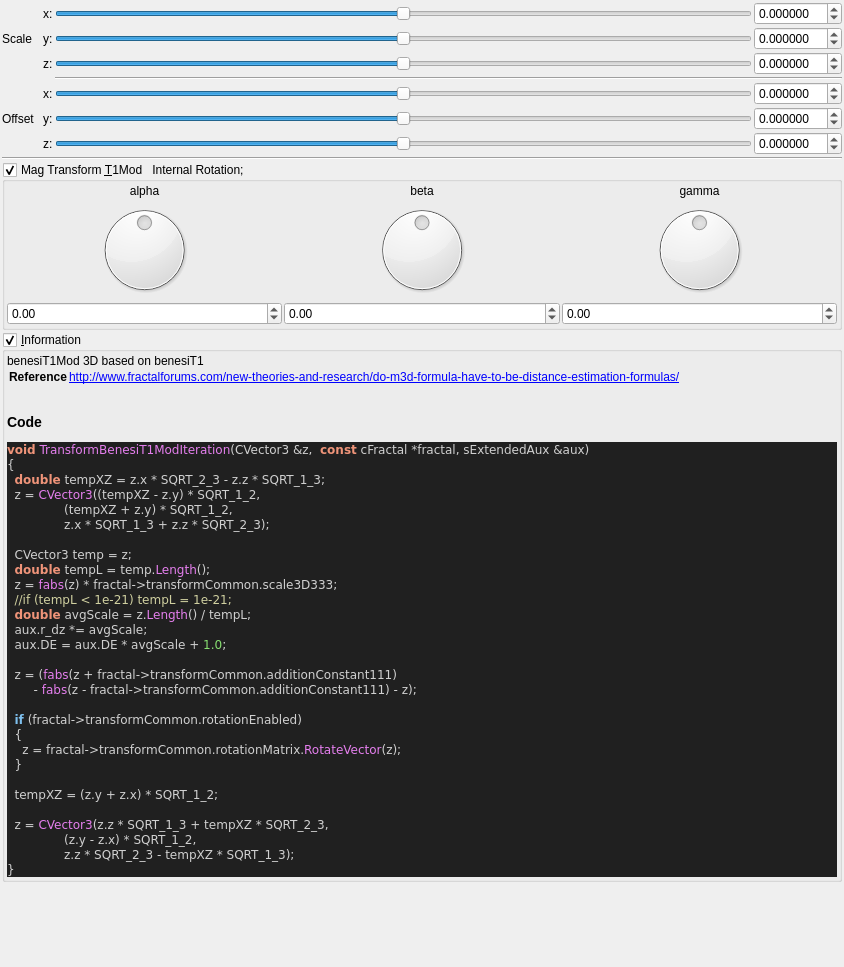
Above: mandelbulber2/qt_data/fractal_transf_benesi_T1Mod.ui from buddhi1980/mandelbulber2 before the change. Below: the same form after it.
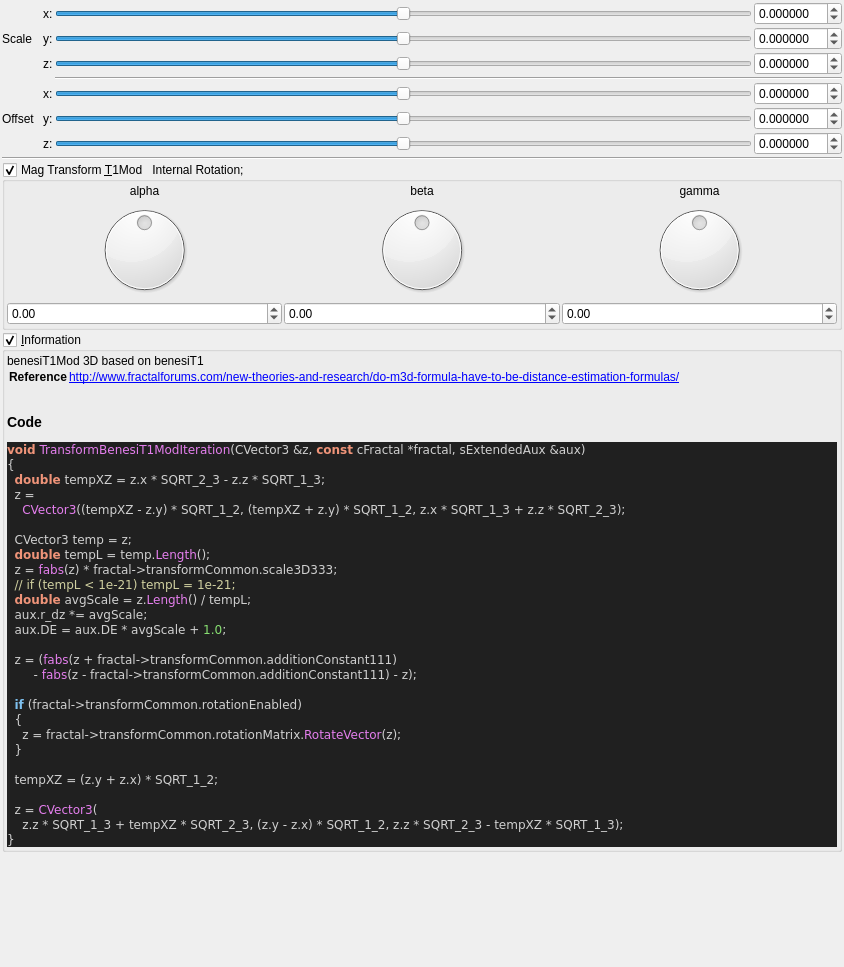
That is the form after the change. Custom widgets are drawn as their Qt base class.

Commit message:
source code format for fractal_formulas.cpp
- now complete code base is refactored!
- also regenerated ui files with populateUiInformation.php
- codeStyleCheck.php is now fully functional and can be used auto
refactor the code base (may be a little slow)

```diff
--- a/mandelbulber2/qt_data/fractal_transf_benesi_T1Mod.ui
+++ b/mandelbulber2/qt_data/fractal_transf_benesi_T1Mod.ui
@@ -657,17 +657,16 @@
 &lt;/table&gt;
 &lt;h3&gt;Code&lt;/h3&gt;
 &lt;body style=&quot;background-color:#202020&quot;&gt;
-&lt;pre style=&quot;color:#d0d0d0; background-color:#202020;  font-family:'Courier New',monospace;&quot;&gt;&lt;span style=&quot;color:#f09479; font-weight:bold&quot;&gt;void&lt;/span&gt; &lt;span style=&quot;color:#e47eed&quot;&gt;TransformBenesiT1ModIteration&lt;/span&gt;&lt;span style=&quot;color:#d0d0d0&quot;&gt;(&lt;/span&gt;CVector3 &lt;span style=&quot;color:#d0d0d0&quot;&gt;&amp;amp;&lt;/span&gt;z&lt;span style=&quot;color:#d0d0d0&quot;&gt;,&lt;/span&gt;  &lt;span style=&quot;color:#f09479; font-weight:bold&quot;&gt;const&lt;/span&gt; cFractal &lt;span style=&quot;color:#d0d0d0&quot;&gt;*&lt;/span&gt;fractal&lt;span style=&quot;color:#d0d0d0&quot;&gt;,&lt;/span&gt; sExtendedAux &lt;span style=&quot;color:#d0d0d0&quot;&gt;&amp;amp;&lt;/span&gt;aux&lt;span style=&quot;color:#d0d0d0&quot;&gt;)&lt;/span&gt;
+&lt;pre style=&quot;color:#d0d0d0; background-color:#202020;  font-family:'Courier New',monospace;&quot;&gt;&lt;span style=&quot;color:#f09479; font-weight:bold&quot;&gt;void&lt;/span&gt; &lt;span style=&quot;color:#e47eed&quot;&gt;TransformBenesiT1ModIteration&lt;/span&gt;&lt;span style=&quot;color:#d0d0d0&quot;&gt;(&lt;/span&gt;CVector3 &lt;span style=&quot;color:#d0d0d0&quot;&gt;&amp;amp;&lt;/span&gt;z&lt;span style=&quot;color:#d0d0d0&quot;&gt;,&lt;/span&gt; &lt;span style=&quot;color:#f09479; font-weight:bold&quot;&gt;const&lt;/span&gt; cFractal &lt;span style=&quot;color:#d0d0d0&quot;&gt;*&lt;/span&gt;fractal&lt;span style=&quot;color:#d0d0d0&quot;&gt;,&lt;/span&gt; sExtendedAux &lt;span style=&quot;color:#d0d0d0&quot;&gt;&amp;amp;&lt;/span&gt;aux&lt;span style=&quot;color:#d0d0d0&quot;&gt;)&lt;/span&gt;
 &lt;span style=&quot;color:#d0d0d0&quot;&gt;{&lt;/span&gt;
   &lt;span style=&quot;color:#f09479; font-weight:bold&quot;&gt;double&lt;/span&gt; tempXZ &lt;span style=&quot;color:#d0d0d0&quot;&gt;=&lt;/span&gt; z&lt;span style=&quot;color:#d0d0d0&quot;&gt;.&lt;/span&gt;x &lt;span style=&quot;color:#d0d0d0&quot;&gt;*&lt;/span&gt; SQRT_2_3 &lt;span style=&quot;color:#d0d0d0&quot;&gt;-&lt;/span&gt; z&lt;span style=&quot;color:#d0d0d0&quot;&gt;.&lt;/span&gt;z &lt;span style=&quot;color:#d0d0d0&quot;&gt;*&lt;/span&gt; SQRT_1_3&lt;span style=&quot;color:#d0d0d0&quot;&gt;;&lt;/span&gt;
-  z &lt;span style=&quot;color:#d0d0d0&quot;&gt;=&lt;/span&gt; &lt;span style=&quot;color:#e47eed&quot;&gt;CVector3&lt;/span&gt;&lt;span style=&quot;color:#d0d0d0&quot;&gt;((&lt;/span&gt;tempXZ &lt;span style=&quot;color:#d0d0d0&quot;&gt;-&lt;/span&gt; z&lt;span style=&quot;color:#d0d0d0&quot;&gt;.&lt;/span&gt;y&lt;span style=&quot;color:#d0d0d0&quot;&gt;) *&lt;/span&gt; SQRT_1_2&lt;span style=&quot;color:#d0d0d0&quot;&gt;,&lt;/span&gt;
-               &lt;span style=&quot;color:#d0d0d0&quot;&gt;(&lt;/span&gt;tempXZ &lt;span style=&quot;color:#d0d0d0&quot;&gt;+&lt;/span&gt; z&lt;span style=&quot;color:#d0d0d0&quot;&gt;.&lt;/span&gt;y&lt;span style=&quot;color:#d0d0d0&quot;&gt;) *&lt;/span&gt; SQRT_1_2&lt;span style=&quot;color:#d0d0d0&quot;&gt;,&lt;/span&gt;
-               z&lt;span style=&quot;color:#d0d0d0&quot;&gt;.&lt;/span&gt;x &lt;span style=&quot;color:#d0d0d0&quot;&gt;*&lt;/span&gt; SQRT_1_3 &lt;span style=&quot;color:#d0d0d0&quot;&gt;+&lt;/span&gt; z&lt;span style=&quot;color:#d0d0d0&quot;&gt;.&lt;/span&gt;z &lt;span style=&quot;color:#d0d0d0&quot;&gt;*&lt;/span&gt; SQRT_2_3&lt;span style=&quot;color:#d0d0d0&quot;&gt;);&lt;/span&gt;
+  z &lt;span style=&quot;color:#d0d0d0&quot;&gt;=&lt;/span&gt;
+    &lt;span style=&quot;color:#e47eed&quot;&gt;CVector3&lt;/span&gt;&lt;span style=&quot;color:#d0d0d0&quot;&gt;((&lt;/span&gt;tempXZ &lt;span style=&quot;color:#d0d0d0&quot;&gt;-&lt;/span&gt; z&lt;span style=&quot;color:#d0d0d0&quot;&gt;.&lt;/span&gt;y&lt;span style=&quot;color:#d0d0d0&quot;&gt;) *&lt;/span&gt; SQRT_1_2&lt;span style=&quot;color:#d0d0d0&quot;&gt;, (&lt;/span&gt;tempXZ &lt;span style=&quot;color:#d0d0d0&quot;&gt;+&lt;/span&gt; z&lt;span style=&quot;color:#d0d0d0&quot;&gt;.&lt;/span&gt;y&lt;span style=&quot;color:#d0d0d0&quot;&gt;) *&lt;/span&gt; SQRT_1_2&lt;span style=&quot;color:#d0d0d0&quot;&gt;,&lt;/span&gt; z&lt;span style=&quot;color:#d0d0d0&quot;&gt;.&lt;/span&gt;x &lt;span style=&quot;color:#d0d0d0&quot;&gt;*&lt;/span&gt; SQRT_1_3 &lt;span style=&quot;color:#d0d0d0&quot;&gt;+&lt;/span&gt; z&lt;span style=&quot;color:#d0d0d0&quot;&gt;.&lt;/span&gt;z &lt;span style=&quot;color:#d0d0d0&quot;&gt;*&lt;/span&gt; SQRT_2_3&lt;span style=&quot;color:#d0d0d0&quot;&gt;);&lt;/span&gt;
 
   CVector3 temp &lt;span style=&quot;color:#d0d0d0&quot;&gt;=&lt;/span&gt; z&lt;span style=&quot;color:#d0d0d0&quot;&gt;;&lt;/span&gt;
   &lt;span style=&quot;color:#f09479; font-weight:bold&quot;&gt;double&lt;/span&gt; tempL &lt;span style=&quot;color:#d0d0d0&quot;&gt;=&lt;/span&gt; temp&lt;span style=&quot;color:#d0d0d0&quot;&gt;.&lt;/span&gt;&lt;span style=&quot;color:#e47eed&quot;&gt;Length&lt;/span&gt;&lt;span style=&quot;color:#d0d0d0&quot;&gt;();&lt;/span&gt;
   z &lt;span style=&quot;color:#d0d0d0&quot;&gt;=&lt;/span&gt; &lt;span style=&quot;color:#e47eed&quot;&gt;fabs&lt;/span&gt;&lt;span style=&quot;color:#d0d0d0&quot;&gt;(&lt;/span&gt;z&lt;span style=&quot;color:#d0d0d0&quot;&gt;) *&lt;/span&gt; fractal&lt;span style=&quot;color:#d0d0d0&quot;&gt;-&amp;gt;&lt;/span&gt;transformCommon&lt;span style=&quot;color:#d0d0d0&quot;&gt;.&lt;/span&gt;scale3D333&lt;span style=&quot;color:#d0d0d0&quot;&gt;;&lt;/span&gt;
-  &lt;span style=&quot;color:#d0d0a0&quot;&gt;//if (tempL &amp;lt; 1e-21) tempL = 1e-21;&lt;/span&gt;
+  &lt;span style=&quot;color:#d0d0a0&quot;&gt;// if (tempL &amp;lt; 1e-21) tempL = 1e-21;&lt;/span&gt;
   &lt;span style=&quot;color:#f09479; font-weight:bold&quot;&gt;double&lt;/span&gt; avgScale &lt;span style=&quot;color:#d0d0d0&quot;&gt;=&lt;/span&gt; z&lt;span style=&quot;color:#d0d0d0&quot;&gt;.&lt;/span&gt;&lt;span style=&quot;color:#e47eed&quot;&gt;Length&lt;/span&gt;&lt;span style=&quot;color:#d0d0d0&quot;&gt;() /&lt;/span&gt; tempL&lt;span style=&quot;color:#d0d0d0&quot;&gt;;&lt;/span&gt;
   aux&lt;span style=&quot;color:#d0d0d0&quot;&gt;.&lt;/span&gt;r_dz &lt;span style=&quot;color:#d0d0d0&quot;&gt;*=&lt;/span&gt; avgScale&lt;span style=&quot;color:#d0d0d0&quot;&gt;;&lt;/span&gt;
   aux&lt;span style=&quot;color:#d0d0d0&quot;&gt;.&lt;/span&gt;DE &lt;span style=&quot;color:#d0d0d0&quot;&gt;=&lt;/span&gt; aux&lt;span style=&quot;color:#d0d0d0&quot;&gt;.&lt;/span&gt;DE &lt;span style=&quot;color:#d0d0d0&quot;&gt;*&lt;/span&gt; avgScale &lt;span style=&quot;color:#d0d0d0&quot;&gt;+&lt;/span&gt; &lt;span style=&quot;color:#87df71&quot;&gt;1.0&lt;/span&gt;&lt;span style=&quot;color:#d0d0d0&quot;&gt;;&lt;/span&gt;
@@ -682,9 +681,8 @@
 
   tempXZ &lt;span style=&quot;color:#d0d0d0&quot;&gt;= (&lt;/span&gt;z&lt;span style=&quot;color:#d0d0d0&quot;&gt;.&lt;/span&gt;y &lt;span style=&quot;color:#d0d0d0&quot;&gt;+&lt;/span&gt; z&lt;span style=&quot;color:#d0d0d0&quot;&gt;.&lt;/span&gt;x&lt;span style=&quot;color:#d0d0d0&quot;&gt;) *&lt;/span&gt; SQRT_1_2&lt;span style=&quot;color:#d0d0d0&quot;&gt;;&lt;/span&gt;
 
-  z &lt;span style=&quot;color:#d0d0d0&quot;&gt;=&lt;/span&gt; &lt;span style=&quot;color:#e47eed&quot;&gt;CVector3&lt;/span&gt;&lt;span style=&quot;color:#d0d0d0&quot;&gt;(&lt;/span&gt;z&lt;span style=&quot;color:#d0d0d0&quot;&gt;.&lt;/span&gt;z &lt;span style=&quot;color:#d0d0d0&quot;&gt;*&lt;/span&gt; SQRT_1_3 &lt;span style=&quot;color:#d0d0d0&quot;&gt;+&lt;/span&gt; tempXZ &lt;span style=&quot;color:#d0d0d0&quot;&gt;*&lt;/span&gt; SQRT_2_3&lt;span style=&quot;color:#d0d0d0&quot;&gt;,&lt;/span&gt;
-               &lt;span style=&quot;color:#d0d0d0&quot;&gt;(&lt;/span&gt;z&lt;span style=&quot;color:#d0d0d0&quot;&gt;.&lt;/span&gt;y &lt;span style=&quot;color:#d0d0d0&quot;&gt;-&lt;/span&gt; z&lt;span style=&quot;color:#d0d0d0&quot;&gt;.&lt;/span&gt;x&lt;span style=&quot;color:#d0d0d0&quot;&gt;) *&lt;/span&gt; SQRT_1_2&lt;span style=&quot;color:#d0d0d0&quot;&gt;,&lt;/span&gt;
-               z&lt;span style=&quot;color:#d0d0d0&quot;&gt;.&lt;/span&gt;z &lt;span style=&quot;color:#d0d0d0&quot;&gt;*&lt;/span&gt; SQRT_2_3 &lt;span style=&quot;color:#d0d0d0&quot;&gt;-&lt;/span&gt; tempXZ &lt;span style=&quot;color:#d0d0d0&quot;&gt;*&lt;/span&gt; SQRT_1_3&lt;span style=&quot;color:#d0d0d0&quot;&gt;);&lt;/span&gt;
+  z &lt;span style=&quot;color:#d0d0d0&quot;&gt;=&lt;/span&gt; &lt;span style=&quot;color:#e47eed&quot;&gt;CVector3&lt;/span&gt;&lt;span style=&quot;color:#d0d0d0&quot;&gt;(&lt;/span&gt;
+    z&lt;span style=&quot;color:#d0d0d0&quot;&gt;.&lt;/span&gt;z &lt;span style=&quot;color:#d0d0d0&quot;&gt;*&lt;/span&gt; SQRT_1_3 &lt;span style=&quot;color:#d0d0d0&quot;&gt;+&lt;/span&gt; tempXZ &lt;span style=&quot;color:#d0d0d0&quot;&gt;*&lt;/span&gt; SQRT_2_3&lt;span style=&quot;color:#d0d0d0&quot;&gt;, (&lt;/span&gt;z&lt;span style=&quot;color:#d0d0d0&quot;&gt;.&lt;/span&gt;y &lt;span style=&quot;color:#d0d0d0&quot;&gt;-&lt;/span&gt; z&lt;span style=&quot;color:#d0d0d0&quot;&gt;.&lt;/span&gt;x&lt;span style=&quot;color:#d0d0d0&quot;&gt;) *&lt;/span&gt; SQRT_1_2&lt;span style=&quot;color:#d0d0d0&quot;&gt;,&lt;/span&gt; z&lt;span style=&quot;color:#d0d0d0&quot;&gt;.&lt;/span&gt;z &lt;span style=&quot;color:#d0d0d0&quot;&gt;*&lt;/span&gt; SQRT_2_3 &lt;span style=&quot;color:#d0d0d0&quot;&gt;-&lt;/span&gt; tempXZ &lt;span style=&quot;color:#d0d0d0&quot;&gt;*&lt;/span&gt; SQRT_1_3&lt;span style=&quot;color:#d0d0d0&quot;&gt;);&lt;/span&gt;
 &lt;span style=&quot;color:#d0d0d0&quot;&gt;}&lt;/span&gt;
 &lt;/pre&gt;
 &lt;/body&gt;</string>
```
The commit also changes 101 other files.
